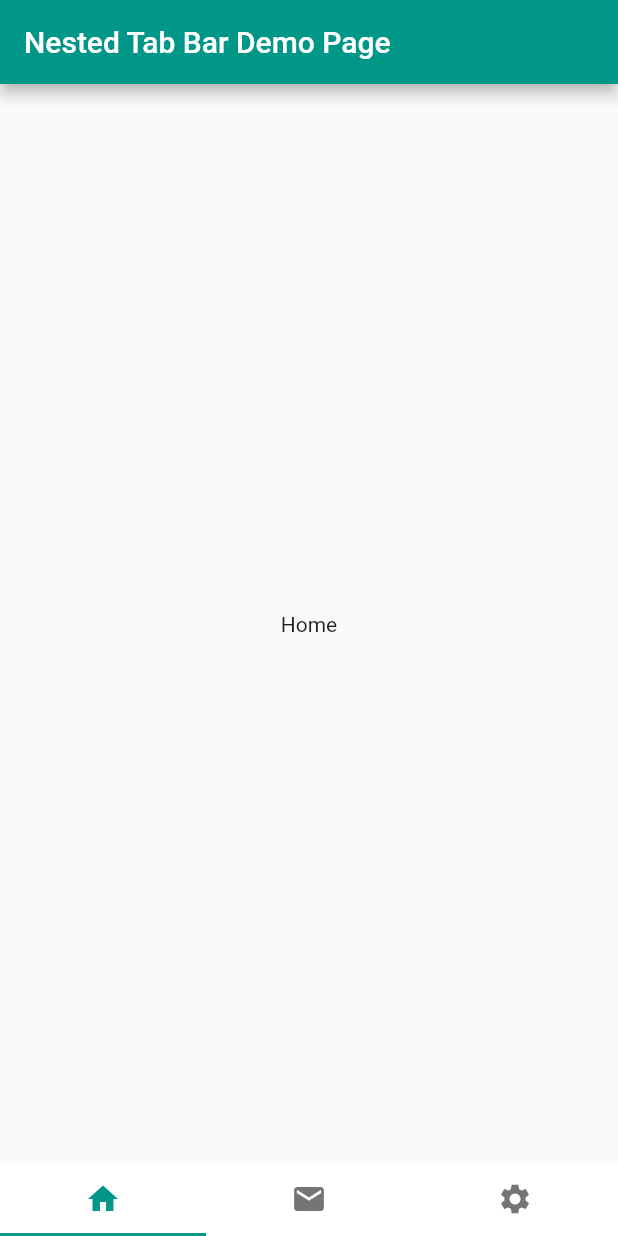
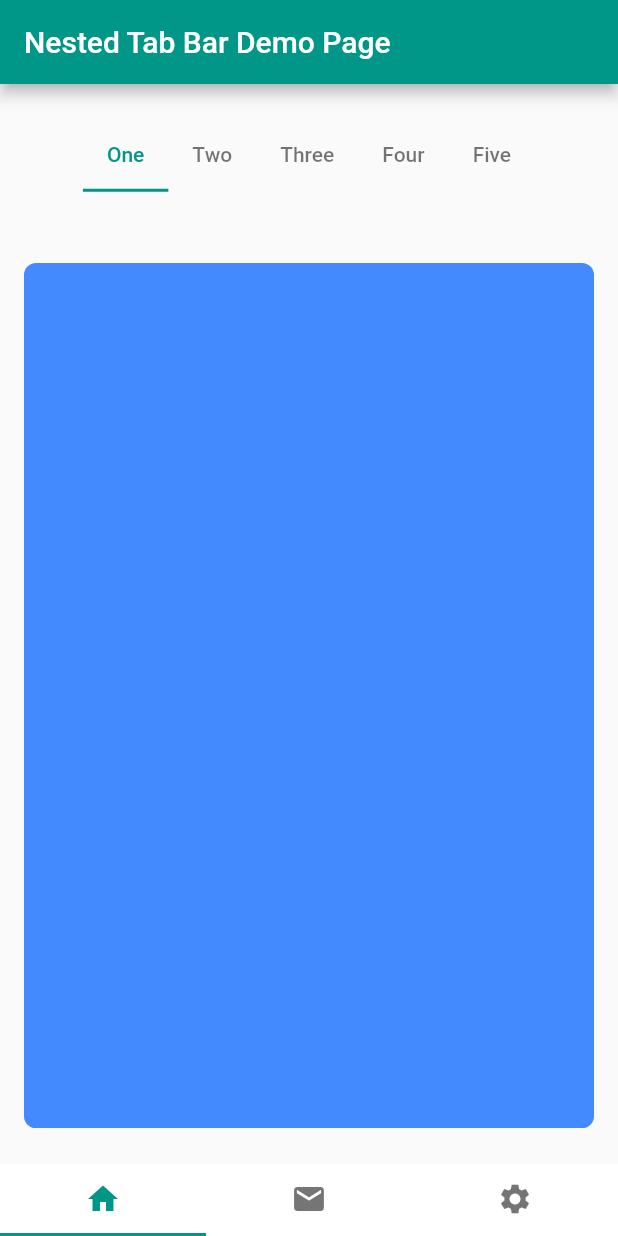
Before and after one commit to IAmSarthakVerma/NestedTabBar-Flutter, a Flutter app: the screen it shows after launch, on a phone screen of 412 x 824 dp. Run offline on Flutter 3.47's test engine with Material 2 defaults, Android fonts, the phone set to English and light mode, and no system bars.

Commit message:
Added Second TabBar(Nested)

```diff
--- a/lib/main.dart
+++ b/lib/main.dart
@@ -1,4 +1,5 @@
 import 'package:flutter/material.dart';
+import 'package:nested_tabbar_flutter/nestedTabBarView.dart';
 
 void main() => runApp(MyApp());
 
@@ -67,9 +68,8 @@ class _MyHomePageState extends State<MyHomePage> with TickerProviderStateMixin {
       ),
       body: TabBarView(
         children: <Widget>[
-          Center(
-            child: Text("Home"),
-          ),
+          NestedTabBar(),
+
           Center(
             child: Text("Email"),
           ),
--- /dev/null
+++ b/lib/nestedTabBarView.dart
@@ -0,0 +1,101 @@
+import 'package:flutter/material.dart';
+
+class NestedTabBar extends StatefulWidget {
+  NestedTabBar({Key key, this.title}) : super(key: key);
+
+  final String title;
+
+  @override
+  _NestedTabBarState createState() => _NestedTabBarState();
+}
+
+class _NestedTabBarState extends State<NestedTabBar>
+    with TickerProviderStateMixin {
+  TabController _nestedTabController;
+
+  @override
+  void initState() {
+    super.initState();
+
+    _nestedTabController = new TabController(length: 5, vsync: this);
+  }
+
+  @override
+  void dispose() {
+    super.dispose();
+    _nestedTabController.dispose();
+  }
+
+  @override
+  Widget build(BuildContext context) {
+    double screenHeight = MediaQuery.of(context).size.height;
+    return Column(
+      mainAxisAlignment: MainAxisAlignment.spaceAround,
+      children: <Widget>[
+        TabBar(
+          controller: _nestedTabController,
+          indicatorColor: Colors.teal,
+          labelColor: Colors.teal,
+          unselectedLabelColor: Colors.black54,
+          isScrollable: true,
+          tabs: <Widget>[
+            Tab(
+              text: "One",
+            ),
+            Tab(
+              text: "Two",
+            ),
+            Tab(
+              text: "Three",
+            ),
+            Tab(
+              text: "Four",
+            ),
+            Tab(
+              text: "Five",
+            ),
+          ],
+        ),
+        Container(
+          height: screenHeight * 0.70,
+          margin: EdgeInsets.only(left: 16.0, right: 16.0),
+          child: TabBarView(
+            controller: _nestedTabController,
+            children: <Widget>[
+              Container(
+                decoration: BoxDecoration(
+                  borderRadius: BorderRadius.circular(8.0),
+                  color: Colors.blueAccent,
+                ),
+              ),
+              Container(
+                decoration: BoxDecoration(
+                  borderRadius: BorderRadius.circular(8.0),
+                  color: Colors.orangeAccent,
+                ),
+              ),
+              Container(
+                decoration: BoxDecoration(
+                  borderRadius: BorderRadius.circular(8.0),
+                  color: Colors.greenAccent,
+                ),
+              ),
+              Container(
+                decoration: BoxDecoration(
+                  borderRadius: BorderRadius.circular(8.0),
+                  color: Colors.indigoAccent,
+                ),
+              ),
+              Container(
+                decoration: BoxDecoration(
+                  borderRadius: BorderRadius.circular(8.0),
+                  color: Colors.redAccent,
+                ),
+              ),
+            ],
+          ),
+        )
+      ],
+    );
+  }
+}
```
